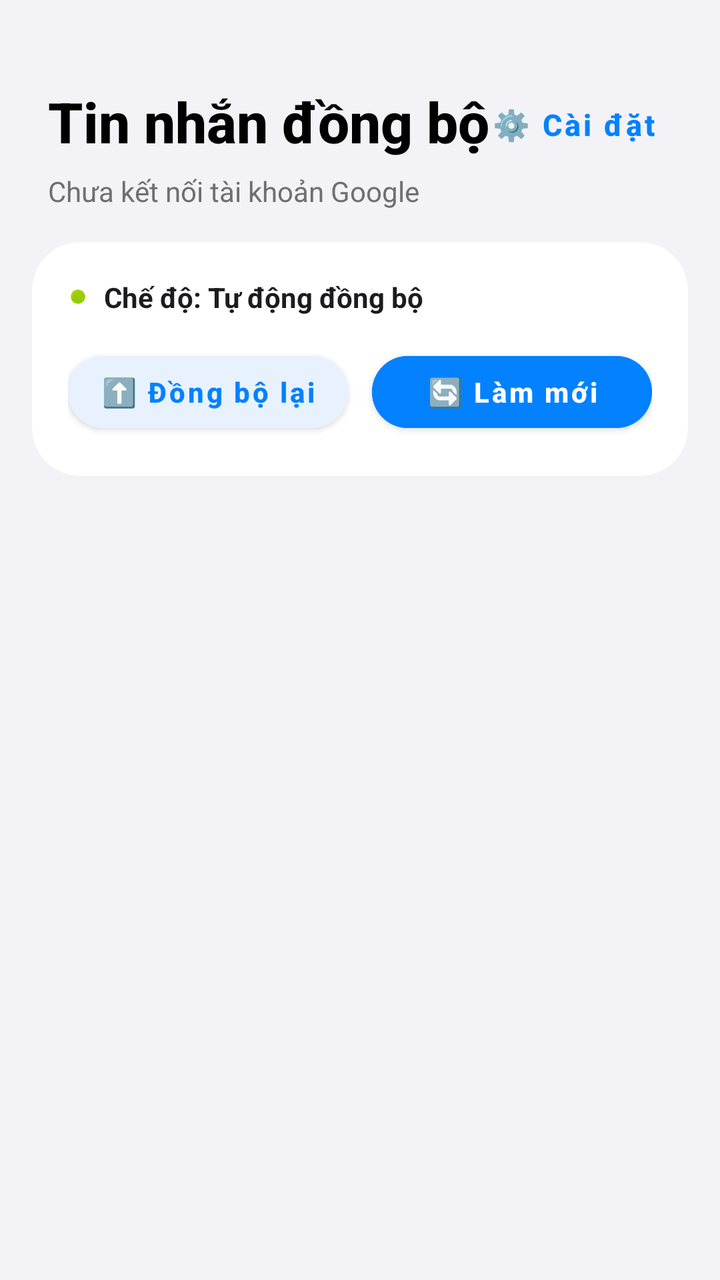
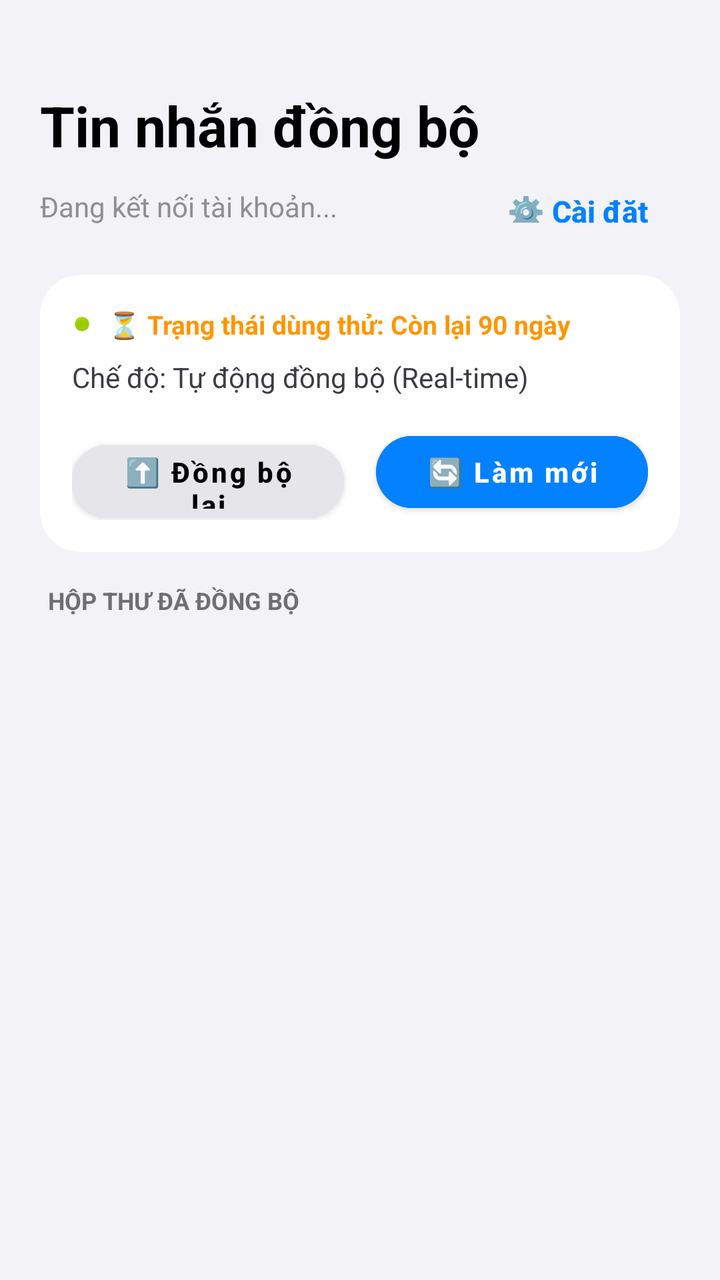

Compare the two renders of this Android layout. The source of the first and the diff that turns it into the second are given below.
<!-- AndroidManifest.xml: application theme Theme.MaterialComponents.Light.NoActionBar -->
<!-- res/layout/activity_main.xml -->
<?xml version="1.0" encoding="utf-8"?>
<LinearLayout xmlns:android="http://schemas.android.com/apk/res/android"
    xmlns:app="http://schemas.android.com/apk/res-auto"
    android:layout_width="match_parent"
    android:layout_height="match_parent"
    android:background="#F2F2F7"
    android:orientation="vertical">

    <LinearLayout
        android:layout_width="match_parent"
        android:layout_height="wrap_content"
        android:orientation="vertical"
        android:paddingStart="24dp"
        android:paddingTop="42dp"
        android:paddingEnd="24dp"
        android:paddingBottom="16dp">

        <RelativeLayout
            android:layout_width="match_parent"
            android:layout_height="wrap_content">

            <TextView
                android:layout_width="wrap_content"
                android:layout_height="wrap_content"
                android:text="Tin nhắn đồng bộ"
                android:textColor="#000000"
                android:textSize="28sp"
                android:fontFamily="sans-serif-medium"
                android:textStyle="bold" />

            <com.google.android.material.button.MaterialButton
                android:id="@+id/btnOpenSettings"
                style="@style/Widget.MaterialComponents.Button.TextButton"
                android:layout_width="wrap_content"
                android:layout_height="40dp"
                android:layout_alignParentEnd="true"
                android:layout_centerVertical="true"
                android:text="⚙️ Cài đặt"
                android:textAllCaps="false"
                android:textColor="#0381FE"
                android:textSize="15sp"
                android:textStyle="bold"
                app:rippleColor="#200381FE" />
        </RelativeLayout>

        <TextView
            android:id="@+id/tvSubtitle"
            android:layout_width="wrap_content"
            android:layout_height="wrap_content"
            android:layout_marginTop="4dp"
            android:text="Chưa kết nối tài khoản Google"
            android:textColor="#6E6E73"
            android:textSize="14sp" />
    </LinearLayout>

    <com.google.android.material.card.MaterialCardView
        android:layout_width="match_parent"
        android:layout_height="wrap_content"
        android:layout_marginStart="16dp"
        android:layout_marginEnd="16dp"
        android:layout_marginBottom="14dp"
        app:cardBackgroundColor="#FFFFFF"
        app:cardCornerRadius="24dp"
        app:cardElevation="0dp"
        app:strokeWidth="0dp">

        <LinearLayout
            android:layout_width="match_parent"
            android:layout_height="wrap_content"
            android:orientation="vertical"
            android:padding="18dp">

            <LinearLayout
                android:layout_width="match_parent"
                android:layout_height="wrap_content"
                android:gravity="center_vertical"
                android:orientation="horizontal"
                android:layout_marginBottom="14dp">

                <View
                    android:id="@+id/statusDot"
                    android:layout_width="10dp"
                    android:layout_height="10dp"
                    android:background="@android:drawable/presence_online" />

                <TextView
                    android:id="@+id/tvSyncModeStatus"
                    android:layout_width="0dp"
                    android:layout_height="wrap_content"
                    android:layout_marginStart="8dp"
                    android:layout_weight="1"
                    android:text="Chế độ: Tự động đồng bộ"
                    android:textColor="#1C1C1E"
                    android:textSize="14sp"
                    android:textStyle="bold" />
            </LinearLayout>

            <LinearLayout
                android:layout_width="match_parent"
                android:layout_height="wrap_content"
                android:orientation="horizontal">

                <com.google.android.material.button.MaterialButton
                    android:id="@+id/btnResync"
                    android:layout_width="0dp"
                    android:layout_height="48dp"
                    android:layout_marginEnd="6dp"
                    android:layout_weight="1"
                    android:backgroundTint="#E8F2FF"
                    android:text="⬆️ Đồng bộ lại"
                    android:textAllCaps="false"
                    android:textColor="#0381FE"
                    android:textStyle="bold"
                    app:cornerRadius="24dp"
                    app:elevation="0dp" />

                <com.google.android.material.button.MaterialButton
                    android:id="@+id/btnRefresh"
                    android:layout_width="0dp"
                    android:layout_height="48dp"
                    android:layout_marginStart="6dp"
                    android:layout_weight="1"
                    android:backgroundTint="#0381FE"
                    android:text="🔄 Làm mới"
                    android:textAllCaps="false"
                    android:textColor="#FFFFFF"
                    android:textStyle="bold"
                    app:cornerRadius="24dp"
                    app:elevation="0dp" />
            </LinearLayout>
        </LinearLayout>
    </com.google.android.material.card.MaterialCardView>

    <FrameLayout
        android:layout_width="match_parent"
        android:layout_height="match_parent">

        <androidx.recyclerview.widget.RecyclerView
            android:id="@+id/rvSmsList"
            android:layout_width="match_parent"
            android:layout_height="match_parent"
            android:clipToPadding="false"
            android:paddingStart="16dp"
            android:paddingEnd="16dp"
            android:paddingBottom="24dp" />

        <TextView
            android:id="@+id/tvEmptyState"
            android:layout_width="wrap_content"
            android:layout_height="wrap_content"
            android:layout_gravity="center"
            android:text="Chưa có tin nhắn nào được đồng bộ"
            android:textColor="#8E8E93"
            android:textSize="15sp"
            android:visibility="gone" />
    </FrameLayout>
</LinearLayout>
<!-- resources referenced by this layout -->
<resources>

</resources>

<!-- the commit's change to res/layout/activity_main.xml (unified diff, before → after) -->
@@ -4,96 +4,96 @@
     android:layout_width="match_parent"
     android:layout_height="match_parent"
     android:background="#F2F2F7"
-    android:orientation="vertical">
+    android:orientation="vertical"
+    android:padding="20dp">
+
+    
+    <TextView
+        android:layout_width="wrap_content"
+        android:layout_height="wrap_content"
+        android:layout_marginTop="24dp"
+        android:layout_marginBottom="4dp"
+        android:text="Tin nhắn đồng bộ"
+        android:textColor="#000000"
+        android:textSize="28sp"
+        android:textStyle="bold" />
 
     <LinearLayout
         android:layout_width="match_parent"
         android:layout_height="wrap_content"
-        android:orientation="vertical"
-        android:paddingStart="24dp"
-        android:paddingTop="42dp"
-        android:paddingEnd="24dp"
-        android:paddingBottom="16dp">
-
-        <RelativeLayout
-            android:layout_width="match_parent"
-            android:layout_height="wrap_content">
-
-            <TextView
-                android:layout_width="wrap_content"
-                android:layout_height="wrap_content"
-                android:text="Tin nhắn đồng bộ"
-                android:textColor="#000000"
-                android:textSize="28sp"
-                android:fontFamily="sans-serif-medium"
-                android:textStyle="bold" />
-
-            <com.google.android.material.button.MaterialButton
-                android:id="@+id/btnOpenSettings"
-                style="@style/Widget.MaterialComponents.Button.TextButton"
-                android:layout_width="wrap_content"
-                android:layout_height="40dp"
-                android:layout_alignParentEnd="true"
-                android:layout_centerVertical="true"
-                android:text="⚙️ Cài đặt"
-                android:textAllCaps="false"
-                android:textColor="#0381FE"
-                android:textSize="15sp"
-                android:textStyle="bold"
-                app:rippleColor="#200381FE" />
-        </RelativeLayout>
+        android:gravity="center_vertical"
+        android:orientation="horizontal"
+        android:layout_marginBottom="16dp">
 
         <TextView
             android:id="@+id/tvSubtitle"
+            android:layout_width="0dp"
+            android:layout_height="wrap_content"
+            android:layout_weight="1"
+            android:text="Đang kết nối tài khoản..."
+            android:textColor="#8E8E93"
+            android:textSize="14sp" />
+
+        <Button
+            android:id="@+id/btnOpenSettings"
+            style="?android:attr/borderlessButtonStyle"
             android:layout_width="wrap_content"
-            android:layout_height="wrap_content"
-            android:layout_marginTop="4dp"
-            android:text="Chưa kết nối tài khoản Google"
-            android:textColor="#6E6E73"
-            android:textSize="14sp" />
+            android:layout_height="36dp"
+            android:text="⚙️ Cài đặt"
+            android:textAllCaps="false"
+            android:textColor="#0381FE"
+            android:textSize="15sp"
+            android:textStyle="bold" />
     </LinearLayout>
 
+    
     <com.google.android.material.card.MaterialCardView
         android:layout_width="match_parent"
         android:layout_height="wrap_content"
-        android:layout_marginStart="16dp"
-        android:layout_marginEnd="16dp"
-        android:layout_marginBottom="14dp"
+        android:layout_marginBottom="16dp"
         app:cardBackgroundColor="#FFFFFF"
-        app:cardCornerRadius="24dp"
-        app:cardElevation="0dp"
-        app:strokeWidth="0dp">
+        app:cardCornerRadius="20dp"
+        app:cardElevation="0dp">
 
         <LinearLayout
             android:layout_width="match_parent"
             android:layout_height="wrap_content"
             android:orientation="vertical"
-            android:padding="18dp">
+            android:padding="16dp">
 
             <LinearLayout
                 android:layout_width="match_parent"
                 android:layout_height="wrap_content"
                 android:gravity="center_vertical"
                 android:orientation="horizontal"
-                android:layout_marginBottom="14dp">
+                android:layout_marginBottom="8dp">
 
                 <View
                     android:id="@+id/statusDot"
                     android:layout_width="10dp"
                     android:layout_height="10dp"
+                    android:layout_marginEnd="8dp"
                     android:background="@android:drawable/presence_online" />
 
+                
                 <TextView
-                    android:id="@+id/tvSyncModeStatus"
-                    android:layout_width="0dp"
+                    android:id="@+id/tvTrialStatus"
+                    android:layout_width="match_parent"
                     android:layout_height="wrap_content"
-                    android:layout_marginStart="8dp"
-                    android:layout_weight="1"
-                    android:text="Chế độ: Tự động đồng bộ"
-                    android:textColor="#1C1C1E"
-                    android:textSize="14sp"
+                    android:text="⏳ Trạng thái dùng thử: Còn lại 90 ngày"
+                    android:textColor="#FF9500"
+                    android:textSize="13sp"
                     android:textStyle="bold" />
             </LinearLayout>
+
+            <TextView
+                android:id="@+id/tvSyncModeStatus"
+                android:layout_width="match_parent"
+                android:layout_height="wrap_content"
+                android:layout_marginBottom="14dp"
+                android:text="Chế độ: Tự động đồng bộ (Real-time)"
+                android:textColor="#3C3C43"
+                android:textSize="14sp" />
 
             <LinearLayout
                 android:layout_width="match_parent"
@@ -104,12 +104,12 @@
                     android:id="@+id/btnResync"
                     android:layout_width="0dp"
                     android:layout_height="48dp"
-                    android:layout_marginEnd="6dp"
+                    android:layout_marginEnd="8dp"
                     android:layout_weight="1"
-                    android:backgroundTint="#E8F2FF"
+                    android:backgroundTint="#E5E5EA"
                     android:text="⬆️ Đồng bộ lại"
                     android:textAllCaps="false"
-                    android:textColor="#0381FE"
+                    android:textColor="#000000"
                     android:textStyle="bold"
                     app:cornerRadius="24dp"
                     app:elevation="0dp" />
@@ -118,7 +118,7 @@
                     android:id="@+id/btnRefresh"
                     android:layout_width="0dp"
                     android:layout_height="48dp"
-                    android:layout_marginStart="6dp"
+                    android:layout_marginStart="8dp"
                     android:layout_weight="1"
                     android:backgroundTint="#0381FE"
                     android:text="🔄 Làm mới"
@@ -131,18 +131,26 @@
         </LinearLayout>
     </com.google.android.material.card.MaterialCardView>
 
+    
+    <TextView
+        android:layout_width="wrap_content"
+        android:layout_height="wrap_content"
+        android:layout_marginStart="4dp"
+        android:layout_marginBottom="8dp"
+        android:text="HỘP THƯ ĐÃ ĐỒNG BỘ"
+        android:textColor="#6E6E73"
+        android:textSize="12sp"
+        android:textStyle="bold" />
+
     <FrameLayout
         android:layout_width="match_parent"
-        android:layout_height="match_parent">
+        android:layout_height="0dp"
+        android:layout_weight="1">
 
         <androidx.recyclerview.widget.RecyclerView
             android:id="@+id/rvSmsList"
             android:layout_width="match_parent"
-            android:layout_height="match_parent"
-            android:clipToPadding="false"
-            android:paddingStart="16dp"
-            android:paddingEnd="16dp"
-            android:paddingBottom="24dp" />
+            android:layout_height="match_parent" />
 
         <TextView
             android:id="@+id/tvEmptyState"
@@ -154,4 +162,5 @@
             android:textSize="15sp"
             android:visibility="gone" />
     </FrameLayout>
+
 </LinearLayout>
